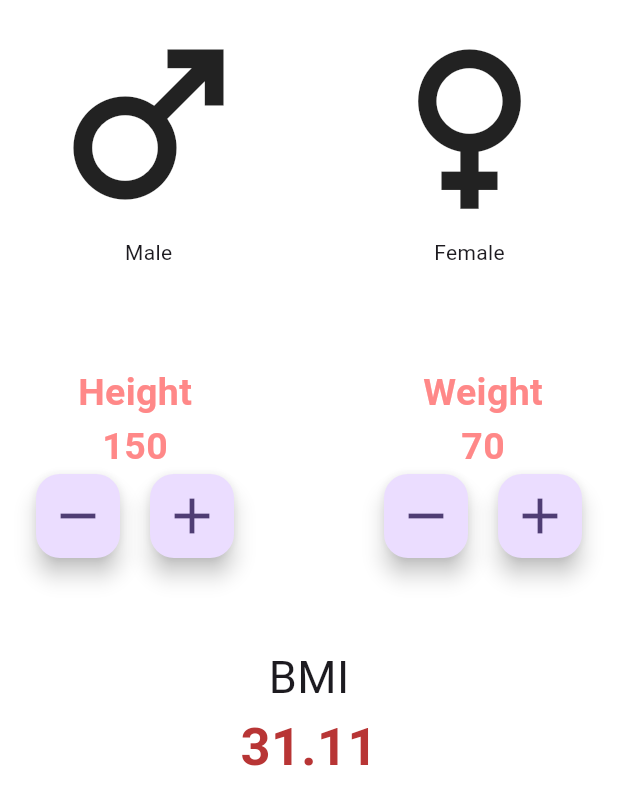
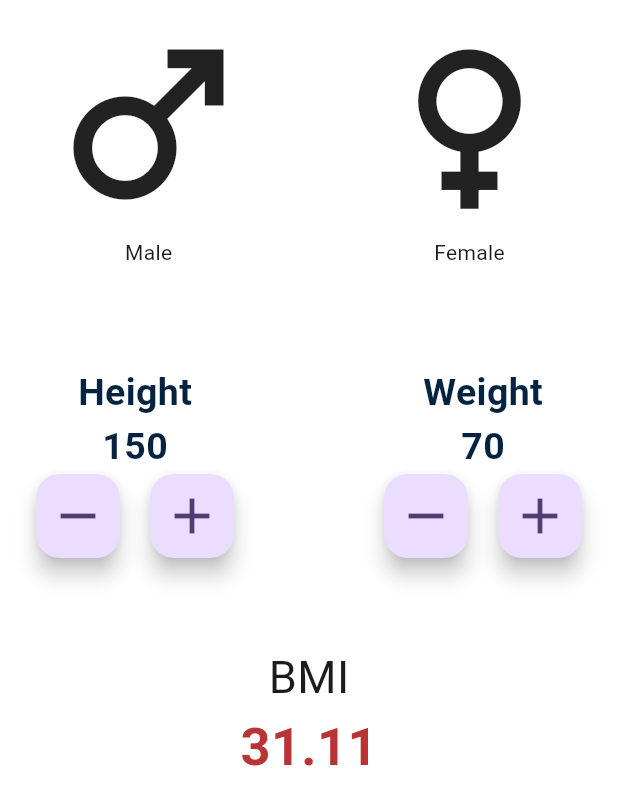
Before and after one commit to Yasith-Uvanpriya/flutter_intro, a Flutter app: the screen it shows after launch, on a phone screen of 412 x 824 dp. Shown: the top 805 px of the screen. Run offline on Flutter 3.47's test engine with Material 3 defaults, Android fonts, the phone set to English and light mode, and no system bars.

Commit message:
Update constants.dart

```diff
--- a/BMI/lib/constants.dart
+++ b/BMI/lib/constants.dart
@@ -1,7 +1,7 @@
 import 'package:flutter/material.dart';
-const kTextColor =  Color(0xFFFF8888);
+const kTextColor =  Color.fromARGB(255, 34, 5, 95);
 const kInputLabelColor =TextStyle(
-                      color: kTextColor,
+                      color: Color.fromARGB(255, 3, 35, 65),
                       fontSize: 25,
                       fontWeight: FontWeight.bold,
                      );
```
